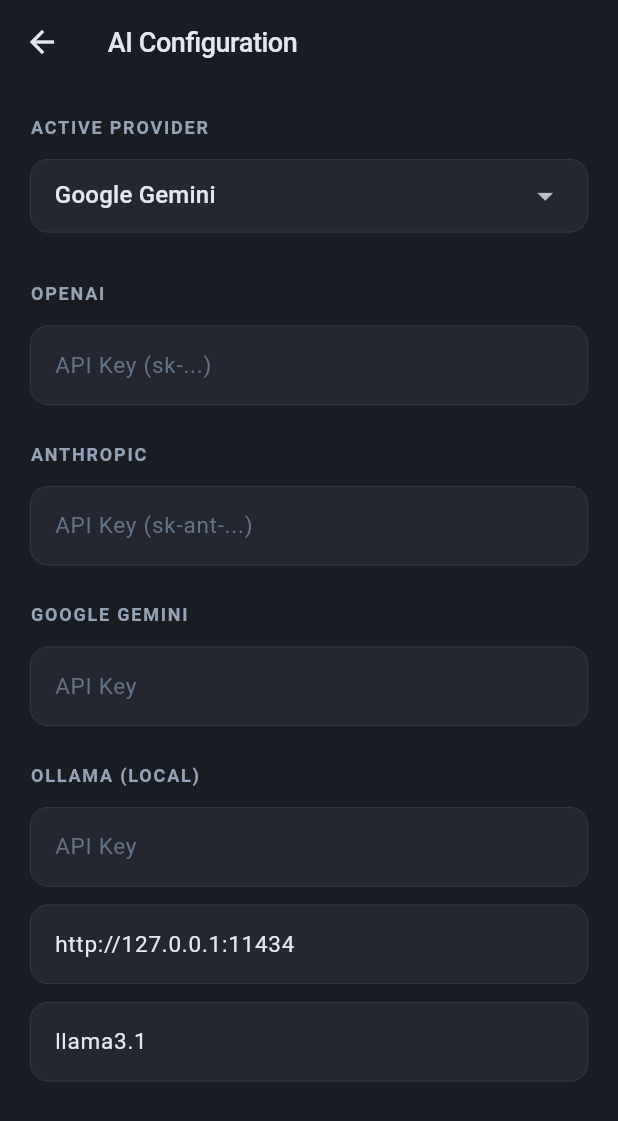
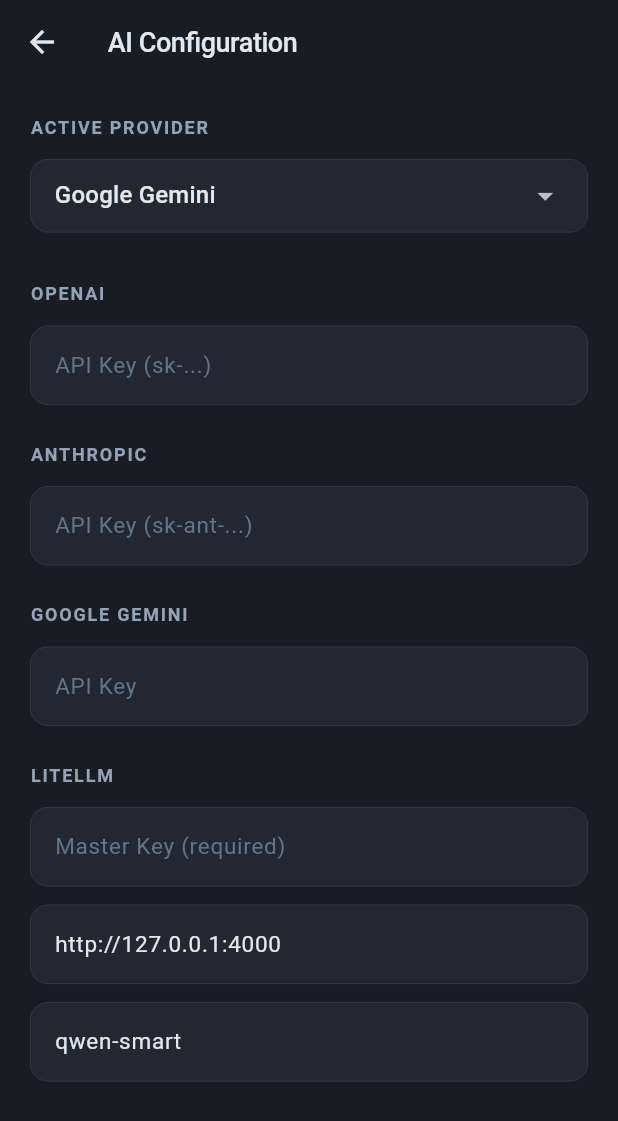
Before and after one commit to thebdag/EOM, a Flutter app: the screen it shows after launch, after a tap on the "settings" icon, on a phone screen of 412 x 824 dp. Shown: the top 1121 px of the screen. Run offline on Flutter 3.47's test engine with Material 3 defaults, Android fonts, the phone set to English and light mode, and no system bars; our stand-ins replace hive_flutter, share_plus, shared_preferences; accounts and stored records are empty.

Commit message:
dev: update services, settings, and docs
- Update AI service and LLM provider configuration
- Enhance settings screen and settings service
- Update dependencies (pubspec.lock)
- Sync REPOMAP, changelog, and learnings documentation

Co-authored-by: Cursor <cursoragent@cursor.com>

```diff
--- a/lib/screens/settings_screen.dart
+++ b/lib/screens/settings_screen.dart
@@ -14,9 +14,9 @@ class _SettingsScreenState extends State<SettingsScreen> {
   final _openAiController = TextEditingController();
   final _anthropicController = TextEditingController();
   final _geminiController = TextEditingController();
-  final _ollamaHostController = TextEditingController();
-  final _ollamaModelController = TextEditingController();
-  final _ollamaApiKeyController = TextEditingController();
+  final _localHostController = TextEditingController();
+  final _localModelController = TextEditingController();
+  final _localApiKeyController = TextEditingController();
 
   @override
   void initState() {
@@ -25,9 +25,9 @@ class _SettingsScreenState extends State<SettingsScreen> {
     _openAiController.text = SettingsService.openAiKey;
     _anthropicController.text = SettingsService.anthropicKey;
     _geminiController.text = SettingsService.geminiKey;
-    _ollamaHostController.text = SettingsService.ollamaHost;
-    _ollamaModelController.text = SettingsService.ollamaModel;
-    _ollamaApiKeyController.text = SettingsService.ollamaApiKey;
+    _localHostController.text = SettingsService.localHost;
+    _localModelController.text = SettingsService.localModel;
+    _localApiKeyController.text = SettingsService.localApiKey;
   }
 
   @override
@@ -35,9 +35,9 @@ class _SettingsScreenState extends State<SettingsScreen> {
     _openAiController.dispose();
     _anthropicController.dispose();
     _geminiController.dispose();
-    _ollamaHostController.dispose();
-    _ollamaModelController.dispose();
-    _ollamaApiKeyController.dispose();
+    _localHostController.dispose();
+    _localModelController.dispose();
+    _localApiKeyController.dispose();
     super.dispose();
   }
 
@@ -46,9 +46,9 @@ class _SettingsScreenState extends State<SettingsScreen> {
     await SettingsService.setOpenAiKey(_openAiController.text);
     await SettingsService.setAnthropicKey(_anthropicController.text);
     await SettingsService.setGeminiKey(_geminiController.text);
-    await SettingsService.setOllamaHost(_ollamaHostController.text);
-    await SettingsService.setOllamaModel(_ollamaModelController.text);
-    await SettingsService.setOllamaApiKey(_ollamaApiKeyController.text);
+    await SettingsService.setLocalHost(_localHostController.text);
+    await SettingsService.setLocalModel(_localModelController.text);
+    await SettingsService.setLocalApiKey(_localApiKeyController.text);
     if (mounted) {
       Navigator.of(context).pop();
     }
@@ -76,19 +76,33 @@ class _SettingsScreenState extends State<SettingsScreen> {
           const SizedBox(height: 24),
 
           _buildSectionTitle('Anthropic'),
-          _buildTextField('API Key (sk-ant-...)', _anthropicController, obscure: true),
+          _buildTextField(
+            'API Key (sk-ant-...)',
+            _anthropicController,
+            obscure: true,
+          ),
           const SizedBox(height: 24),
 
           _buildSectionTitle('Google Gemini'),
           _buildTextField('API Key', _geminiController, obscure: true),
           const SizedBox(height: 24),
 
-          _buildSectionTitle('Ollama (Local)'),
-          _buildTextField('API Key', _ollamaApiKeyController, obscure: true),
+          _buildSectionTitle('LiteLLM'),
+          _buildTextField(
+            'Master Key (required)',
+            _localApiKeyController,
+            obscure: true,
+          ),
           const SizedBox(height: 12),
-          _buildTextField('Host URL', _ollamaHostController),
+          _buildTextField(
+            'Gateway Origin (e.g., http://127.0.0.1:4000)',
+            _localHostController,
+          ),
           const SizedBox(height: 12),
-          _buildTextField('Model Name (e.g., llama3.1)', _ollamaModelController),
+          _buildTextField(
+            'Model Alias (e.g., qwen-smart)',
+            _localModelController,
+          ),
         ],
       ),
     );
@@ -124,9 +138,12 @@ class _SettingsScreenState extends State<SettingsScreen> {
           dropdownColor: EomColors.surface,
           items: const [
             DropdownMenuItem(value: 'OPENAI', child: Text('OpenAI')),
-            DropdownMenuItem(value: 'ANTHROPIC', child: Text('Anthropic Claude')),
+            DropdownMenuItem(
+              value: 'ANTHROPIC',
+              child: Text('Anthropic Claude'),
+            ),
             DropdownMenuItem(value: 'GEMINI', child: Text('Google Gemini')),
-            DropdownMenuItem(value: 'OLLAMA', child: Text('Ollama (Local)')),
+            DropdownMenuItem(value: 'LOCAL', child: Text('LiteLLM')),
           ],
           onChanged: (val) {
             if (val != null) setState(() => _activeProvider = val);
@@ -136,7 +153,11 @@ class _SettingsScreenState extends State<SettingsScreen> {
     );
   }
 
-  Widget _buildTextField(String hint, TextEditingController controller, {bool obscure = false}) {
+  Widget _buildTextField(
+    String hint,
+    TextEditingController controller, {
+    bool obscure = false,
+  }) {
     return Container(
       decoration: BoxDecoration(
         color: EomColors.surface,
@@ -151,7 +172,10 @@ class _SettingsScreenState extends State<SettingsScreen> {
           hintText: hint,
           hintStyle: const TextStyle(color: EomColors.textTertiary),
           border: InputBorder.none,
-          contentPadding: const EdgeInsets.symmetric(horizontal: 16, vertical: 14),
+          contentPadding: const EdgeInsets.symmetric(
+            horizontal: 16,
+            vertical: 14,
+          ),
         ),
       ),
     );
--- a/lib/services/settings_service.dart
+++ b/lib/services/settings_service.dart
@@ -5,9 +5,13 @@ class SettingsService {
   static const String _kOpenAiKey = 'openai_api_key';
   static const String _kAnthropicKey = 'anthropic_api_key';
   static const String _kGeminiKey = 'gemini_api_key';
-  static const String _kOllamaHost = 'ollama_host';
-  static const String _kOllamaModel = 'ollama_model';
-  static const String _kOllamaApiKey = 'ollama_api_key';
+  // Preference keys keep `ollama_*` names for backward compatibility.
+  static const String _kLocalHost = 'ollama_host';
+  static const String _kLocalModel = 'ollama_model';
+  static const String _kLocalApiKey = 'ollama_api_key';
+
+  static const String defaultGatewayOrigin = 'http://127.0.0.1:4000';
+  static const String defaultModelAlias = 'qwen-smart';
 
   static late SharedPreferences _prefs;
 
@@ -15,10 +19,28 @@ class SettingsService {
     _prefs = await SharedPreferences.getInstance();
   }
 
-  // Active Provider
-  static String get activeProvider => _prefs.getString(_kProvider) ?? 'GEMINI';
-  static Future<void> setActiveProvider(String provider) async =>
-      await _prefs.setString(_kProvider, provider);
+  /// Strip trailing slashes and an optional `/v1` so pasted LITELLM_BASE
+  /// values do not become `/v1/v1/...` when clients append the OpenAI path.
+  static String normalizeGatewayOrigin(String host) {
+    var origin = host.trim();
+    origin = origin.replaceAll(RegExp(r'/+$'), '');
+    if (origin.toLowerCase().endsWith('/v1')) {
+      origin = origin.substring(0, origin.length - 3);
+      origin = origin.replaceAll(RegExp(r'/+$'), '');
+    }
+    return origin;
+  }
+
+  // Active Provider — migrate legacy OLLAMA → LOCAL
+  static String get activeProvider {
+    final raw = _prefs.getString(_kProvider) ?? 'GEMINI';
+    return raw.toUpperCase() == 'OLLAMA' ? 'LOCAL' : raw;
+  }
+
+  static Future<void> setActiveProvider(String provider) async {
+    final normalized = provider.toUpperCase() == 'OLLAMA' ? 'LOCAL' : provider;
+    await _prefs.setString(_kProvider, normalized);
+  }
 
   // OpenAI Key
   static String get openAiKey => _prefs.getString(_kOpenAiKey) ?? '';
@@ -35,19 +57,28 @@ class SettingsService {
   static Future<void> setGeminiKey(String key) async =>
       await _prefs.setString(_kGeminiKey, key.trim());
 
-  // Ollama Host
-  static String get ollamaHost =>
-      _prefs.getString(_kOllamaHost) ?? 'http://127.0.0.1:11434';
-  static Future<void> setOllamaHost(String host) async =>
-      await _prefs.setString(_kOllamaHost, host.trim());
+  // LiteLLM Gateway Origin (no /v1 suffix)
+  static String get localHost {
+    final raw = _prefs.getString(_kLocalHost);
+    if (raw == null || raw.trim().isEmpty) return defaultGatewayOrigin;
+    return normalizeGatewayOrigin(raw);
+  }
 
-  // Ollama Model
-  static String get ollamaModel => _prefs.getString(_kOllamaModel) ?? 'llama3.1';
-  static Future<void> setOllamaModel(String model) async =>
-      await _prefs.setString(_kOllamaModel, model.trim());
+  static Future<void> setLocalHost(String host) async =>
+      await _prefs.setString(_kLocalHost, normalizeGatewayOrigin(host));
 
-  // Ollama API Key
-  static String get ollamaApiKey => _prefs.getString(_kOllamaApiKey) ?? '';
-  static Future<void> setOllamaApiKey(String key) async =>
-      await _prefs.setString(_kOllamaApiKey, key.trim());
+  // LiteLLM Model Alias (e.g. qwen-smart, auto, claude-haiku)
+  static String get localModel {
+    final raw = _prefs.getString(_kLocalModel);
+    if (raw == null || raw.trim().isEmpty) return defaultModelAlias;
+    return raw.trim();
+  }
+
+  static Future<void> setLocalModel(String model) async =>
+      await _prefs.setString(_kLocalModel, model.trim());
+
+  // LiteLLM Master Key (required for the LAN-facing gateway)
+  static String get localApiKey => _prefs.getString(_kLocalApiKey) ?? '';
+  static Future<void> setLocalApiKey(String key) async =>
+      await _prefs.setString(_kLocalApiKey, key.trim());
 }
```
Also changed, not shown: lib/services/ai_service.dart (+36 -22 lines), lib/services/llm_provider.dart (+77 -27 lines), pubspec.lock, 7 other files.
